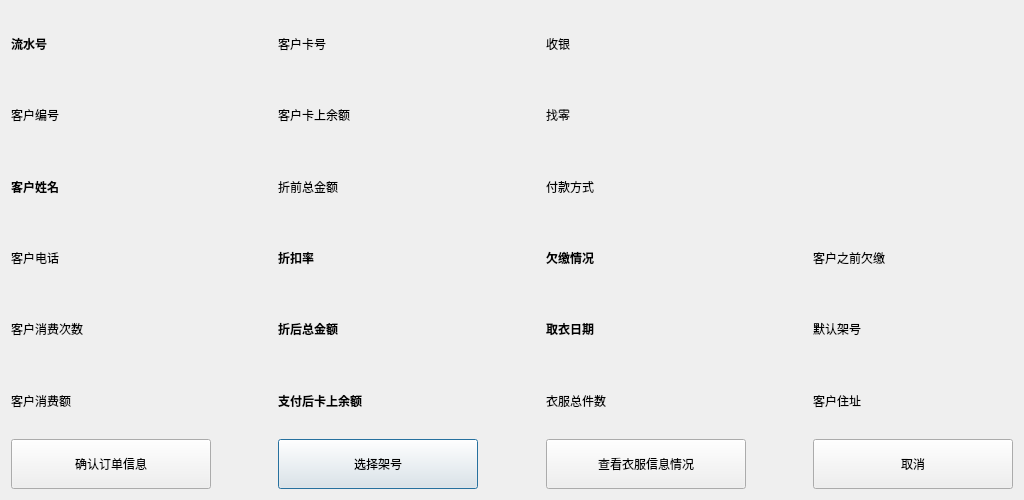
First picture: the form in LaundryManagementSystem/dlgneworder.ui, repository Quentlam/LaundryManagementSystem, before the edit.
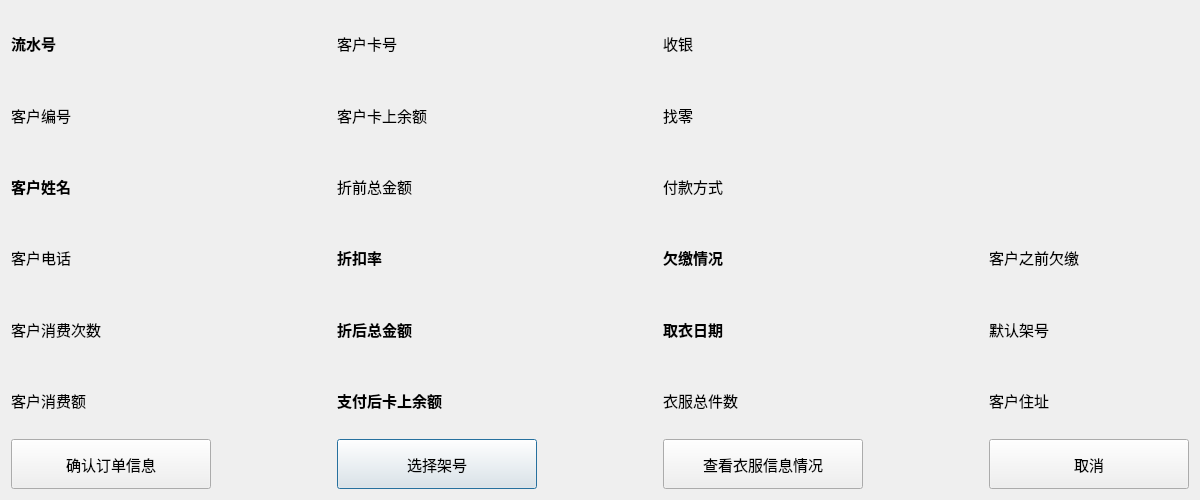
Second picture: the form after the edit.

The edit to the form file:
```diff
--- a/LaundryManagementSystem/dlgneworder.ui
+++ b/LaundryManagementSystem/dlgneworder.ui
@@ -6,25 +6,26 @@
    <rect>
     <x>0</x>
     <y>0</y>
-    <width>1024</width>
+    <width>1200</width>
     <height>500</height>
    </rect>
   </property>
   <property name="minimumSize">
    <size>
-    <width>1024</width>
+    <width>1200</width>
     <height>500</height>
    </size>
   </property>
   <property name="maximumSize">
    <size>
-    <width>1024</width>
+    <width>1200</width>
     <height>500</height>
    </size>
   </property>
   <property name="font">
    <font>
     <family>微软雅黑</family>
+    <pointsize>11</pointsize>
    </font>
   </property>
   <property name="windowTitle">
@@ -36,6 +37,7 @@
      <property name="font">
       <font>
        <family>微软雅黑</family>
+       <pointsize>11</pointsize>
       </font>
      </property>
      <property name="text">
@@ -48,6 +50,7 @@
      <property name="font">
       <font>
        <family>微软雅黑</family>
+       <pointsize>11</pointsize>
       </font>
      </property>
      <property name="text">
@@ -57,6 +60,12 @@
    </item>
    <item row="23" column="6">
     <spacer name="horizontalSpacer_2">
+     <property name="font">
+      <font>
+       <family>微软雅黑</family>
+       <pointsize>11</pointsize>
+      </font>
+     </property>
      <property name="orientation">
       <enum>Qt::Horizontal</enum>
      </property>
@@ -85,6 +94,7 @@
      <property name="font">
       <font>
        <family>微软雅黑</family>
+       <pointsize>11</pointsize>
       </font>
      </property>
      <property name="text">
@@ -97,6 +107,7 @@
      <property name="font">
       <font>
        <family>微软雅黑</family>
+       <pointsize>11</pointsize>
       </font>
      </property>
      <property name="text">
@@ -109,7 +120,7 @@
      <property name="font">
       <font>
        <family>微软雅黑</family>
-       <weight>75</weight>
+       <pointsize>11</pointsize>
        <italic>false</italic>
        <bold>true</bold>
       </font>
@@ -124,6 +135,7 @@
      <property name="font">
       <font>
        <family>微软雅黑</family>
+       <pointsize>11</pointsize>
       </font>
      </property>
      <property name="text">
@@ -148,6 +160,7 @@
      <property name="font">
       <font>
        <family>微软雅黑</family>
+       <pointsize>11</pointsize>
       </font>
      </property>
      <property name="text">
@@ -160,6 +173,7 @@
      <property name="font">
       <font>
        <family>微软雅黑</family>
+       <pointsize>11</pointsize>
       </font>
      </property>
      <property name="text">
@@ -172,7 +186,7 @@
      <property name="font">
       <font>
        <family>微软雅黑</family>
-       <weight>75</weight>
+       <pointsize>11</pointsize>
        <bold>true</bold>
       </font>
      </property>
@@ -186,6 +200,7 @@
      <property name="font">
       <font>
        <family>微软雅黑</family>
+       <pointsize>11</pointsize>
       </font>
      </property>
      <property name="text">
@@ -195,6 +210,12 @@
    </item>
    <item row="4" column="7">
     <widget class="QLabel" name="LACustomerAgoHaveNotPaid">
+     <property name="font">
+      <font>
+       <family>微软雅黑</family>
+       <pointsize>11</pointsize>
+      </font>
+     </property>
      <property name="text">
       <string>客户之前欠缴</string>
      </property>
@@ -217,6 +238,7 @@
      <property name="font">
       <font>
        <family>微软雅黑</family>
+       <pointsize>11</pointsize>
       </font>
      </property>
      <property name="text">
@@ -241,6 +263,7 @@
      <property name="font">
       <font>
        <family>微软雅黑</family>
+       <pointsize>11</pointsize>
       </font>
      </property>
      <property name="text">
@@ -253,6 +276,7 @@
      <property name="font">
       <font>
        <family>微软雅黑</family>
+       <pointsize>11</pointsize>
       </font>
      </property>
      <property name="text">
@@ -265,6 +289,7 @@
      <property name="font">
       <font>
        <family>微软雅黑</family>
+       <pointsize>11</pointsize>
       </font>
      </property>
      <property name="text">
@@ -277,7 +302,7 @@
      <property name="font">
       <font>
        <family>微软雅黑</family>
-       <weight>75</weight>
+       <pointsize>11</pointsize>
        <bold>true</bold>
       </font>
      </property>
@@ -291,6 +316,7 @@
      <property name="font">
       <font>
        <family>微软雅黑</family>
+       <pointsize>11</pointsize>
       </font>
      </property>
      <property name="text">
@@ -300,6 +326,12 @@
    </item>
    <item row="23" column="4">
     <spacer name="horizontalSpacer">
+     <property name="font">
+      <font>
+       <family>微软雅黑</family>
+       <pointsize>11</pointsize>
+      </font>
+     </property>
      <property name="orientation">
       <enum>Qt::Horizontal</enum>
      </property>
@@ -316,7 +348,7 @@
      <property name="font">
       <font>
        <family>微软雅黑</family>
-       <weight>75</weight>
+       <pointsize>11</pointsize>
        <bold>true</bold>
       </font>
      </property>
@@ -330,7 +362,7 @@
      <property name="font">
       <font>
        <family>微软雅黑</family>
-       <weight>75</weight>
+       <pointsize>11</pointsize>
        <bold>true</bold>
       </font>
      </property>
@@ -344,6 +376,7 @@
      <property name="font">
       <font>
        <family>微软雅黑</family>
+       <pointsize>11</pointsize>
       </font>
      </property>
      <property name="text">
@@ -356,7 +389,7 @@
      <property name="font">
       <font>
        <family>微软雅黑</family>
-       <weight>75</weight>
+       <pointsize>11</pointsize>
        <bold>true</bold>
       </font>
      </property>
@@ -370,6 +403,7 @@
      <property name="font">
       <font>
        <family>微软雅黑</family>
+       <pointsize>11</pointsize>
       </font>
      </property>
      <property name="text">
@@ -382,6 +416,7 @@
      <property name="font">
       <font>
        <family>微软雅黑</family>
+       <pointsize>11</pointsize>
       </font>
      </property>
      <property name="text">
@@ -394,7 +429,7 @@
      <property name="font">
       <font>
        <family>微软雅黑</family>
-       <weight>75</weight>
+       <pointsize>11</pointsize>
        <bold>true</bold>
       </font>
      </property>
@@ -405,6 +440,12 @@
    </item>
    <item row="23" column="2">
     <spacer name="horizontalSpacer_3">
+     <property name="font">
+      <font>
+       <family>微软雅黑</family>
+       <pointsize>11</pointsize>
+      </font>
+     </property>
      <property name="orientation">
       <enum>Qt::Horizontal</enum>
      </property>
@@ -421,6 +462,7 @@
      <property name="font">
       <font>
        <family>微软雅黑</family>
+       <pointsize>11</pointsize>
       </font>
      </property>
      <property name="text">
```
